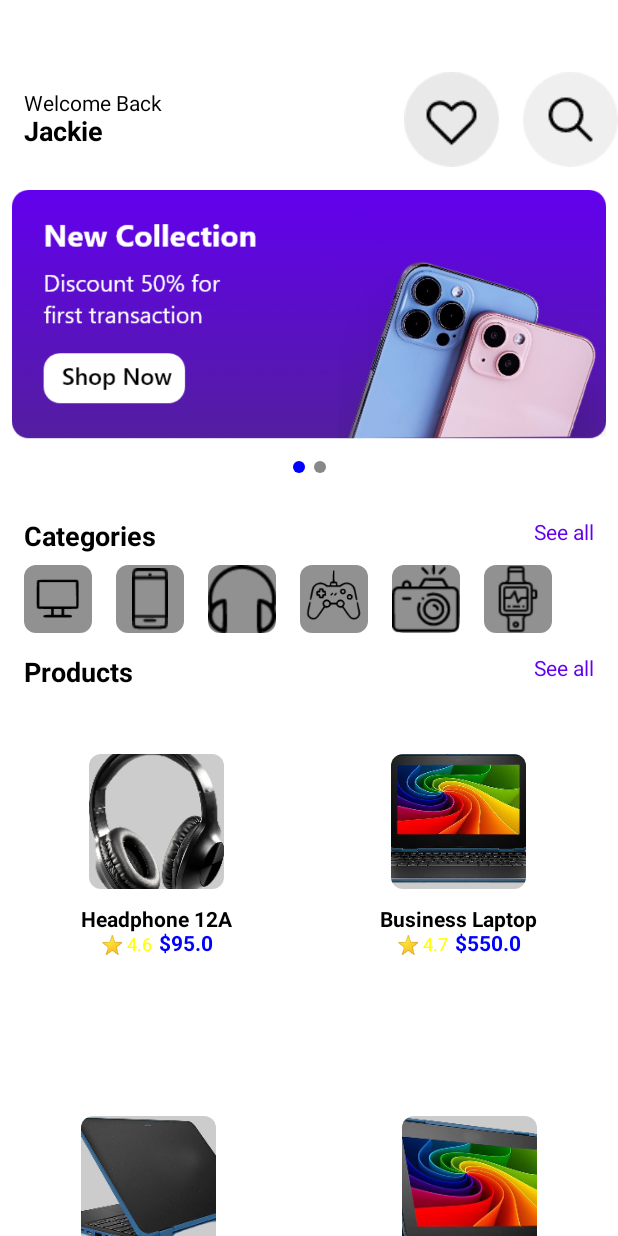
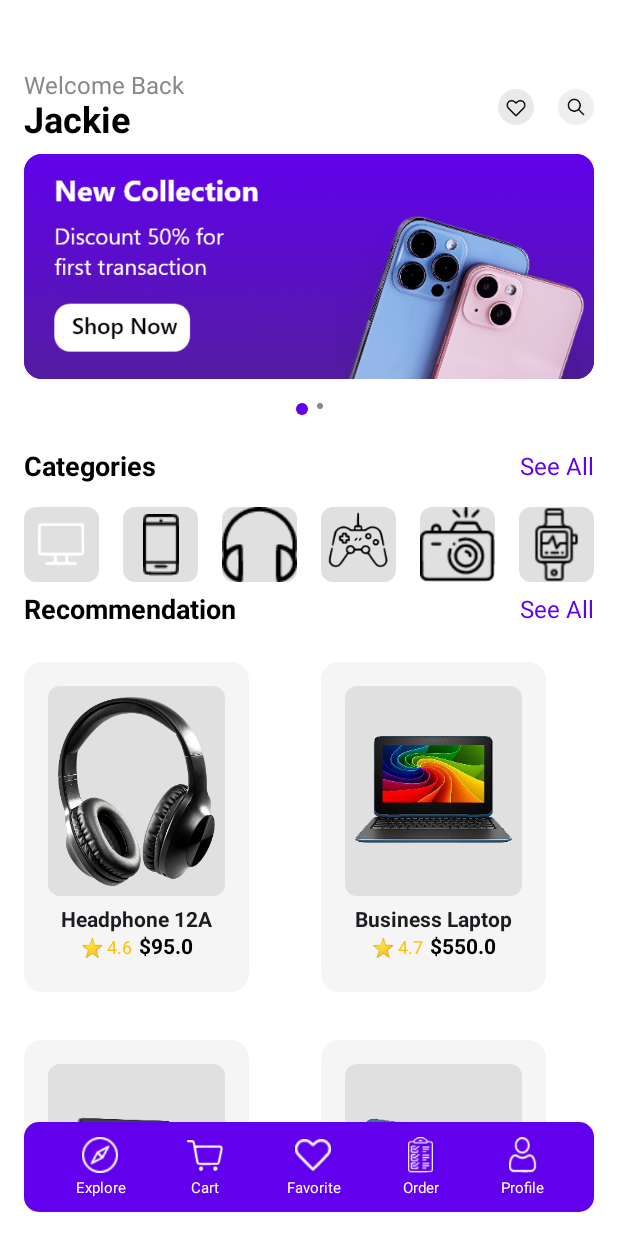
Before and after one commit to NgoCongTuyen/APPBANLAPTOP, an Android app built with Jetpack Compose: the MainActivity screen opened directly, with no data from a screen before it, on a phone screen of 412 x 824 dp. Run offline under Robolectric (Android 15) with nearby library versions, the phone set to English and light mode, and no system bars; our stand-ins replace accompanist; pictures from the network do not load.

Commit message:
fix ProductItem + thanh Bottom

```diff
--- a/app/src/main/java/com/example/appbanlaptop/MainActivity.kt
+++ b/app/src/main/java/com/example/appbanlaptop/MainActivity.kt
@@ -22,17 +22,18 @@ import androidx.compose.foundation.layout.width
 import androidx.compose.foundation.layout.wrapContentSize
 import androidx.compose.foundation.lazy.LazyColumn
 import androidx.compose.foundation.lazy.LazyRow
-import androidx.compose.foundation.lazy.grid.GridCells
-import androidx.compose.foundation.lazy.grid.LazyVerticalGrid
-import androidx.compose.foundation.lazy.grid.items
+import androidx.compose.foundation.lazy.items
+import androidx.compose.foundation.rememberScrollState
 import androidx.compose.foundation.shape.CircleShape
 import androidx.compose.foundation.shape.RoundedCornerShape
-import androidx.compose.material3.Card
-import androidx.compose.material3.CircularProgressIndicator
+import androidx.compose.foundation.verticalScroll
+import androidx.compose.material.icons.Icons
+import androidx.compose.material.icons.filled.Person
+import androidx.compose.material3.Icon
+import androidx.compose.material3.Scaffold
 import androidx.compose.material3.Text
 import androidx.compose.runtime.Composable
 import androidx.compose.runtime.LaunchedEffect
-import androidx.compose.runtime.collectAsState
 import androidx.compose.runtime.getValue
 import androidx.compose.runtime.mutableStateOf
 import androidx.compose.runtime.remember
@@ -43,26 +44,25 @@ import androidx.compose.ui.Modifier
 import androidx.compose.ui.draw.clip
 import androidx.compose.ui.graphics.Color
 import androidx.compose.ui.graphics.ColorFilter
+import androidx.compose.ui.graphics.painter.Painter
 import androidx.compose.ui.layout.ContentScale
-import androidx.compose.ui.platform.LocalContext
 import androidx.compose.ui.res.colorResource
 import androidx.compose.ui.res.painterResource
 import androidx.compose.ui.text.font.FontWeight
+import androidx.compose.ui.text.style.TextAlign
+import androidx.compose.ui.text.style.TextOverflow
 import androidx.compose.ui.unit.Dp
 import androidx.compose.ui.unit.dp
 import androidx.compose.ui.unit.sp
-import androidx.constraintlayout.compose.ConstraintLayout
 import coil.compose.AsyncImage
-import coil.compose.rememberImagePainter
 import com.example.appbanlaptop.Model.CategoryModel
 import com.example.appbanlaptop.Model.ItemsModel
-import com.example.appbanlaptop.ViewModel.MainViewModel
 import com.google.accompanist.pager.ExperimentalPagerApi
 import com.google.accompanist.pager.HorizontalPager
 import com.google.accompanist.pager.rememberPagerState
-import com.google.firebase.Firebase
 import com.google.firebase.FirebaseApp
-import com.google.firebase.database.database
+import kotlinx.coroutines.InternalCoroutinesApi
+import kotlinx.coroutines.NonDisposableHandle.parent
 import kotlinx.coroutines.delay
 import kotlinx.coroutines.launch
 
@@ -72,21 +72,20 @@ class MainActivity : ComponentActivity() {
         enableEdgeToEdge()
         FirebaseApp.initializeApp(this)
         setContent {
-                MainActivityScreen()
+            MainActivityScreen(
+                onCartClick = { /* Xử lý khi nhấn vào Cart */ }
+            )
         }
     }
 }
 
-
-
-
+@OptIn(InternalCoroutinesApi::class)
 @Composable
-fun MainActivityScreen() {
-
+fun MainActivityScreen(onCartClick: () -> Unit) {
     val categories = listOf(
-        CategoryModel("Computer", R.drawable.cat1),
-        CategoryModel("Phone", R.drawable.cat2),
-        CategoryModel("Earphone", R.drawable.cat3), // Thêm dấu phẩy ở đây
+        CategoryModel("Laptop", R.drawable.cat1),
+        CategoryModel("IPhone", R.drawable.cat2),
+        CategoryModel("Earphone", R.drawable.cat3),
         CategoryModel("Gaming", R.drawable.cat4),
         CategoryModel("Camera", R.drawable.cat5),
         CategoryModel("Clock", R.drawable.cat6)
@@ -95,75 +94,107 @@ fun MainActivityScreen() {
         ItemsModel("Headphone 12A", 4.6f, 95.0, R.drawable.cat1_1),
         ItemsModel("Business Laptop", 4.7f, 550.0, R.drawable.cat2_1),
         ItemsModel("laptop B2003", 4.7f, 550.0, R.drawable.cat2_2),
-        ItemsModel("laptop B2003", 4.7f, 550.0, R.drawable.cat2_3)
+        ItemsModel("laptop B2003", 4.7f, 550.0, R.drawable.cat2_3),
     )
 
-    ConstraintLayout(modifier = Modifier.background(Color.White)) {
-        val (scrollList) = createRefs()
-
+    // Sử dụng Scaffold để cố định BottomMenu
+    Scaffold(
+        modifier = Modifier.fillMaxSize(),
+        bottomBar = {
+            BottomMenu(
+                modifier = Modifier
+                    .fillMaxWidth(),
+                onItemClick = onCartClick
+            )
+        }
+    ) { paddingValues ->
         LazyColumn(
             modifier = Modifier
                 .fillMaxSize()
-                .constrainAs(scrollList) {
-                    top.linkTo(parent.top)
-                    bottom.linkTo(parent.bottom)
-                    start.linkTo(parent.start)
-                    end.linkTo(parent.end)
-                }
+                .background(Color.White)
+                .padding(paddingValues) // Tôn trọng khoảng cách từ Scaffold
+                .padding(top = 48.dp)
         ) {
+            // Welcome Section
             item {
                 Row(
                     modifier = Modifier
                         .fillMaxWidth()
-                        .padding(top = 48.dp, start = 16.dp),
+                        .padding(horizontal = 16.dp),
                     horizontalArrangement = Arrangement.SpaceBetween,
                     verticalAlignment = Alignment.CenterVertically
                 ) {
                     Column {
-                        Text("Welcome Back", color = Color.Black)
-
                         Text(
-                            "Jackie", color = Color.Black,
-                            fontSize = 18.sp,
-                            fontWeight = FontWeight.Bold
+                            text = "Welcome Back",
+                            fontSize = 16.sp,
+                            color = Color.Gray
+                        )
+                        Text(
+                            text = "Jackie",
+                            fontSize = 24.sp,
+                            fontWeight = FontWeight.Bold,
+                            color = Color.Black
                         )
                     }
                     Row {
                         Image(
                             painter = painterResource(R.drawable.fav_icon),
-                            contentDescription = "fav icon"
+                            contentDescription = "Favorite",
+                            modifier = Modifier.size(24.dp)
                         )
                         Spacer(modifier = Modifier.width(16.dp))
-
                         Image(
                             painter = painterResource(R.drawable.search_icon),
-                            contentDescription = "search icon",
+                            contentDescription = "Search",
+                            modifier = Modifier.size(24.dp)
                         )
                     }
                 }
             }
-            // Thêm Slider vào đây
+
+            // Banner Section
             item {
                 AutoSlidingCarousel()
             }
+
+            // Categories Section
             item {
-                SectionTitle("Categories", "See all")
+                SectionTitle("Categories", "See All")
             }
             item {
                 CategoryList(categories)
             }
+
+            // Products Section
             item {
-                SectionTitle("Products", "See all") // Đổi tiêu đề cho rõ ràng
+                SectionTitle("Recommendation", "See All")
             }
-            item {
-                ItemsList(products)
+            items(products.chunked(2)) { pair ->
+                Row(
+                    modifier = Modifier
+                        .fillMaxWidth()
+                        .padding(16.dp),
+                    horizontalArrangement = Arrangement.spacedBy(16.dp),
+                    verticalAlignment = Alignment.CenterVertically
+                ) {
+                    pair.forEach { product ->
+                        Box(
+                            modifier = Modifier
+                                .weight(1f)
+                                .width(150.dp)
+                        ) {
+                            ProductItem(product = product)
+                        }
+                    }
+                    if (pair.size < 2) {
+                        Spacer(modifier = Modifier.weight(1f))
+                    }
+                }
             }
         }
     }
 }
-
-
-///category+
 
 @Composable
 fun CategoryList(categories: List<CategoryModel>) {
@@ -191,38 +222,30 @@ fun CategoryItem(
     isSelected: Boolean,
     onItemClick: () -> Unit
 ) {
-    Row(
+    Column(
         modifier = Modifier
-            .clickable(onClick = onItemClick)
-            .background(
-                color = if (isSelected) colorResource(R.color.purple) else Color.Transparent,
-                shape = RoundedCornerShape(8.dp)
-            ),
-        verticalAlignment = Alignment.CenterVertically
+            .clickable(onClick = onItemClick),
+        horizontalAlignment = Alignment.CenterHorizontally
     ) {
         Image(
             painter = painterResource(id = item.iconResId),
             contentDescription = item.title,
             modifier = Modifier
-                .size(45.dp)
+                .size(50.dp)
                 .background(
-                    color = if (isSelected) Color.Transparent else colorResource(R.color.grey),
+                    color = if (isSelected) Color(0xFF6200EE) else Color(0xFFE0E0E0),
                     shape = RoundedCornerShape(8.dp)
                 ),
             contentScale = ContentScale.Inside,
-            colorFilter = if (isSelected) {
-                ColorFilter.tint(Color.White)
-            } else {
-                ColorFilter.tint(Color.Black)
-            }
+            colorFilter = if (isSelected) ColorFilter.tint(Color.White) else null
         )
         if (isSelected) {
+            Spacer(modifier = Modifier.height(4.dp))
             Text(
                 text = item.title,
-                color = Color.White,
+                color = Color.Black,
                 fontSize = 12.sp,
-                fontWeight = FontWeight.Bold,
-                modifier = Modifier.padding(end = 8.dp)
+                fontWeight = FontWeight.Bold
             )
         }
     }
@@ -233,8 +256,9 @@ fun SectionTitle(title: String, actionText: String) {
     Row(
         modifier = Modifier
             .fillMaxWidth()
-            .padding(start = 16.dp, end = 16.dp, top = 16.dp),
-        horizontalArrangement = Arrangement.SpaceBetween
+            .padding(horizontal = 16.dp, vertical = 8.dp),
+        horizontalArrangement = Arrangement.SpaceBetween,
+        verticalAlignment = Alignment.CenterVertically
     ) {
         Text(
             text = title,
@@ -244,31 +268,10 @@ fun SectionTitle(title: String, actionText: String) {
         )
         Text(
             text = actionText,
-            color = colorResource(R.color.purple),
+            color = Color(0xFF6200EE),
+            fontSize = 16.sp,
+            modifier = Modifier.clickable { /* TODO: Handle See All */ }
         )
-    }
-}
-
-
-
-@Composable
-fun ItemsList(products: List<ItemsModel>) {
-    Column(
-        modifier = Modifier.fillMaxWidth() .padding(30.dp),
-        verticalArrangement = Arrangement.spacedBy(16.dp)
-    ) {
-        products.chunked(2).forEach { pair ->
-            LazyRow(
-                modifier = Modifier.fillMaxWidth(),
-                contentPadding = PaddingValues(horizontal = 16.dp),
-                horizontalArrangement = Arrangement.SpaceBetween,
-                verticalAlignment = Alignment.CenterVertically
-            ) {
-                items(pair.size) { index ->
-                    ProductItem(product = pair[index])
-                }
-            }
-        }
     }
 }
 
@@ -277,43 +280,59 @@ fun ItemsList(products: List<ItemsModel>) {
 fun ProductItem(product: ItemsModel) {
     Column(
         modifier = Modifier
-            .height(225.dp)
-            .background(Color.White, shape = RoundedCornerShape(8.dp))
-            .padding(8.dp),
-        horizontalAlignment = Alignment.CenterHorizontally // Căn giữa ảnh theo chiều ngang
+            .width(150.dp)
+            .height(220.dp)
+            .background(Color(0xFFF5F5F5), shape = RoundedCornerShape(12.dp))
+            .padding(16.dp),
+        horizontalAlignment = Alignment.CenterHorizontally
     ) {
         Box(
             modifier = Modifier
                 .fillMaxWidth()
-                .height(100.dp), // Giảm chiều cao để ảnh nhỏ hơn ô
-            contentAlignment = Alignment.Center // Căn giữa ảnh trong Box
+                .height(140.dp)
+                .background(Color(0xFFE0E0E0), shape = RoundedCornerShape(8.dp)),
+            contentAlignment = Alignment.Center
         ) {
             AsyncImage(
                 model = product.imageRes,
                 contentDescription = product.name,
                 modifier = Modifier
-                    .size(90.dp) // Giảm kích thước ảnh từ 120.dp → 90.dp
-                    .clip(RoundedCornerShape(8.dp))
-                    .background(Color.LightGray),
-                contentScale = ContentScale.Crop
+                    .fillMaxSize(0.9f)
+                    .clip(RoundedCornerShape(8.dp)),
+                contentScale = ContentScale.Fit
             )
         }
-        Spacer(modifier = Modifier.height(8.dp)) // Tạo khoảng cách giữa ảnh và nội dung
-        Text(text = product.name, fontSize = 14.sp, fontWeight = FontWeight.Bold)
-        Row(verticalAlignment = Alignment.CenterVertically) {
-            Text(text = "⭐ ${product.rating}", fontSize = 12.sp, color = Color.Yellow)
+        Spacer(modifier = Modifier.height(8.dp))
+        Text(
+            text = product.name,
+            fontSize = 14.sp,
+            fontWeight = FontWeight.Bold,
+            maxLines = 1,
+            overflow = TextOverflow.Ellipsis
+        )
+        Spacer(modifier = Modifier.height(2.dp))
+        Row(
+            verticalAlignment = Alignment.CenterVertically,
+            horizontalArrangement = Arrangement.SpaceBetween
+        ) {
+            Text(
+                text = "⭐ ${product.rating}",
+                fontSize = 12.sp,
+                color = Color(0xFFFFC107)
+            )
             Spacer(modifier = Modifier.width(4.dp))
-            Text(text = "$${product.price}", fontSize = 14.sp, fontWeight = FontWeight.Bold, color = Color.Blue)
+            Text(
+                text = "$${product.price}",
+                fontSize = 14.sp,
+                fontWeight = FontWeight.Bold,
+                color = Color.Black
+            )
         }
     }
 }
 
 
 
-
-
-
-/// slide
 @OptIn(ExperimentalPagerApi::class)
 @Composable
 fun AutoSlidingCarousel(
@@ -340,7 +359,7 @@ fun AutoSlidingCarousel(
     Column(
         modifier = modifier
             .fillMaxWidth()
-            .padding(8.dp),
+            .padding(horizontal = 16.dp, vertical = 8.dp),
         horizontalAlignment = Alignment.CenterHorizontally
     ) {
         HorizontalPager(
@@ -348,16 +367,25 @@ fun AutoSlidingCarousel(
             state = pagerState,
             modifier = Modifier
                 .fillMaxWidth()
-                .height(180.dp)
+                .height(150.dp)
+                .clip(RoundedCornerShape(12.dp)) // Giữ viền bo góc
         ) { page ->
-            Image(
-                painter = painterResource(id = banners[page]),
-                contentDescription = "Banner Image",
+            Box(
                 modifier = Modifier
                     .fillMaxSize()
-            )
+                    .background(Color(0xFF6200EE)) // Giữ background nếu cần
+            ) {
+                Image(
+                    painter = painterResource(id = banners[page]),
+                    contentDescription = "Banner Image",
+                    modifier = Modifier
+                        .fillMaxSize()
+                        .clip(RoundedCornerShape(10.dp)),
+                    contentScale = ContentScale.Crop
+                )
+            }
         }
-        Spacer(modifier=Modifier.height(-10.dp))
+        Spacer(modifier = Modifier.height(8.dp))
         DotIndicator(totalDots = banners.size, selectedIndex = pagerState.currentPage)
     }
 }
@@ -367,7 +395,7 @@ fun DotIndicator(
     totalDots: Int,
     selectedIndex: Int,
     dotSize: Dp = 8.dp,
-    selectedColor: Color = Color.Blue,
+    selectedColor: Color = Color(0xFF6200EE),
     unselectedColor: Color = Color.Gray,
     modifier: Modifier = Modifier
 ) {
@@ -380,7 +408,7 @@ fun DotIndicator(
         repeat(totalDots) { index ->
             Box(
                 modifier = Modifier
-                    .size(if (index == selectedIndex) dotSize * 1f else dotSize) // Chấm lớn hơn khi được chọn
+                    .size(if (index == selectedIndex) dotSize else dotSize * 0.5f)
                     .background(
                         color = if (index == selectedIndex) selectedColor else unselectedColor,
                         shape = CircleShape
@@ -392,3 +420,76 @@ fun DotIndicator(
         }
     }
 }
+
+
+@Composable
+fun BottomMenu(
+    modifier: Modifier = Modifier,
+    onItemClick: () -> Unit
+) {
+    Row(
+        modifier = modifier
+            .fillMaxWidth()
+            .padding(start = 16.dp, end = 16.dp, bottom = 16.dp)
+            .background(
+                color = colorResource(R.color.purple),
+                shape = RoundedCornerShape(10.dp)
+            ),
+        horizontalArrangement = Arrangement.SpaceEvenly
+    ) {
+        BottomMenuItem(
+            icon = painterResource(R.drawable.btn_1),
+            text = "Explore"
+        )
+        BottomMenuItem(
+            icon = painterResource(R.drawable.btn_2),
+            text = "Cart",
+            onItemClick = onItemClick
+        )
+        BottomMenuItem(
+            icon = painterResource(R.drawable.btn_3),
+            text = "Favorite"
+        )
+        BottomMenuItem(
+            icon = painterResource(R.drawable.btn_4),
+            text = "Order"
+        )
+        BottomMenuItem(
+            icon = painterResource(R.drawable.btn_5),
+            text = "Profile"
+        )
+    }
+}
+
+@Composable
+fun BottomMenuItem(
+    icon: Painter,
+    text: String,
+    onItemClick: (() -> Unit)? = null
+) {
+    Column(
+        modifier = Modifier
+            .height(60.dp)
+            .clickable(
+                enabled = onItemClick != null,
+                onClick = { onItemClick?.invoke() }
+            )
+            .padding(8.dp),
+        horizontalAlignment = Alignment.CenterHorizontally,
+        verticalArrangement = Arrangement.Center
+    ) {
+        Icon(
+            painter = icon,
+            contentDescription = text,
+            tint = Color.White,
+            modifier = Modifier.size(24.dp)
+        )
+        Spacer(modifier = Modifier.height(4.dp))
+        Text(
+            text = text,
+            color = Color.White,
+            fontSize = 10.sp,
+            textAlign = TextAlign.Center
+        )
+    }
+}
```
